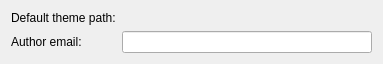
Qt form grantleethemeeditor/ui/configurewidget.ui (KDE/kdepim) before a commit.
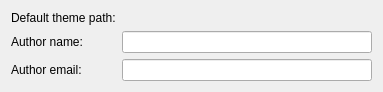
The same form after that commit. Custom widgets are drawn as their Qt base class.

Commit message: Add author too

What changed in the file:
```diff
--- a/grantleethemeeditor/ui/configurewidget.ui
+++ b/grantleethemeeditor/ui/configurewidget.ui
@@ -7,7 +7,7 @@
     <x>0</x>
     <y>0</y>
     <width>383</width>
-    <height>59</height>
+    <height>85</height>
    </rect>
   </property>
   <property name="windowTitle">
@@ -21,6 +21,9 @@
      </property>
     </widget>
    </item>
+   <item row="2" column="1">
+    <widget class="KLineEdit" name="authorEmail"/>
+   </item>
    <item row="0" column="1">
     <widget class="KUrlRequester" name="defaultPath">
      <property name="mode">
@@ -28,7 +31,7 @@
      </property>
     </widget>
    </item>
-   <item row="1" column="0">
+   <item row="2" column="0">
     <widget class="QLabel" name="label_2">
      <property name="text">
       <string>Author email:</string>
@@ -36,7 +39,14 @@
     </widget>
    </item>
    <item row="1" column="1">
-    <widget class="KLineEdit" name="authorEmail"/>
+    <widget class="KLineEdit" name="author"/>
+   </item>
+   <item row="1" column="0">
+    <widget class="QLabel" name="label_3">
+     <property name="text">
+      <string>Author name:</string>
+     </property>
+    </widget>
    </item>
   </layout>
  </widget>
```
The commit also changes 2 other files.
